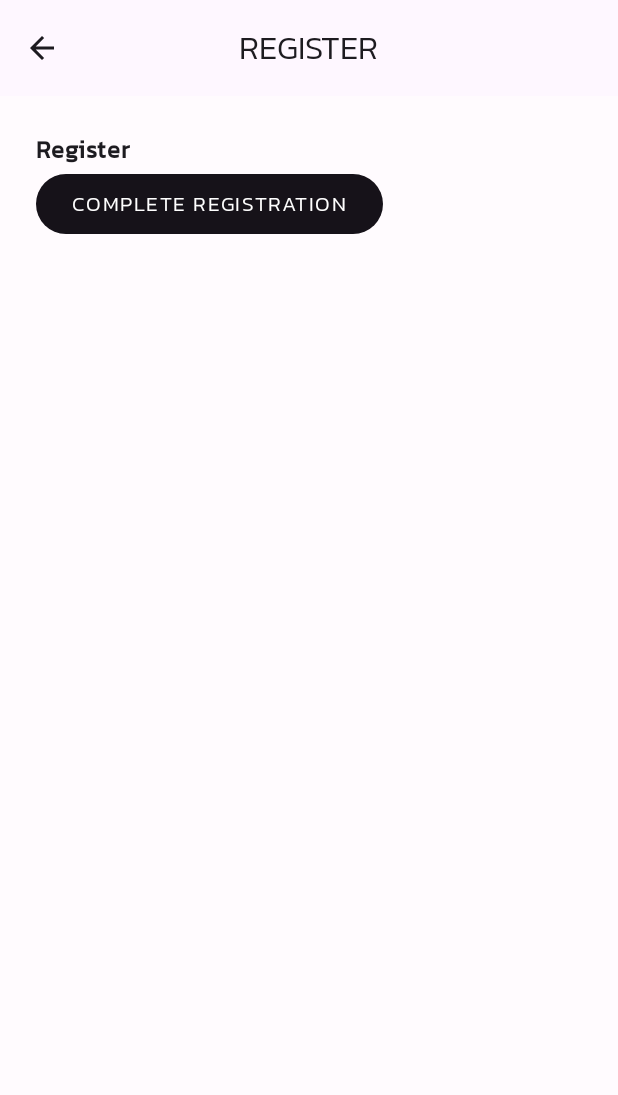
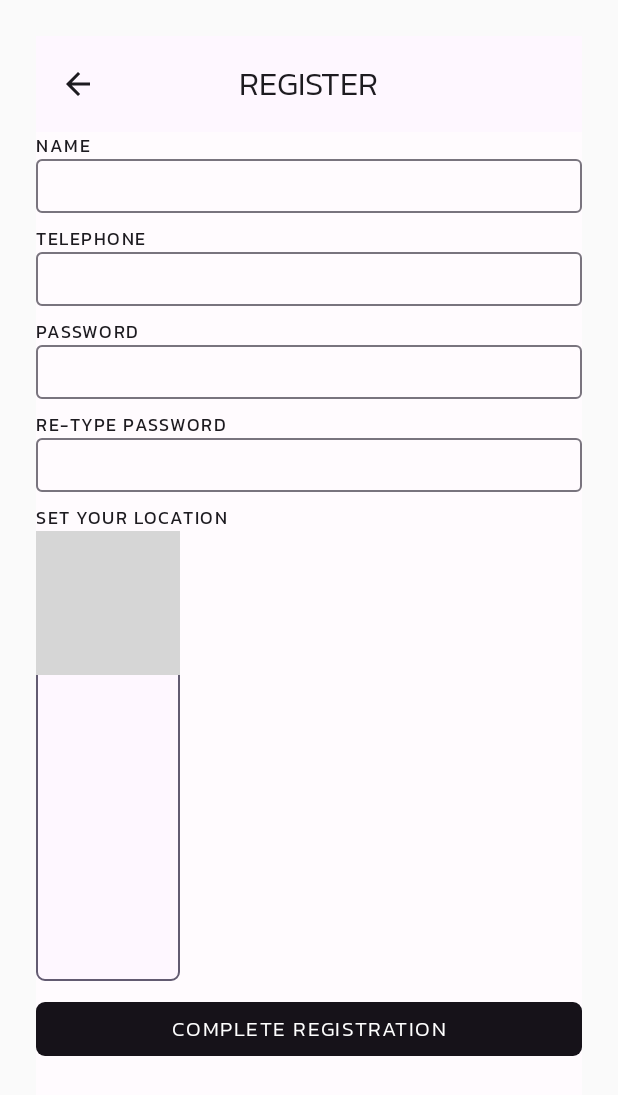
Before and after one commit to kwi64/BookCycles, an Android app built with Jetpack Compose: the RegisterScreen screen opened through its navigation route, on a phone screen of 412 x 824 dp. Shown: the top 1095 px of the screen. Run offline under Robolectric (Android 15) with nearby library versions, the phone set to English and light mode, and no system bars; grey boxes are pictures that could not be loaded.

Commit message:
feat(register ui): Add register ui, Add InputMap custom component, Add scroll to NavHost

```diff
--- a/app/src/main/java/com/csis4175/bookcycles/MainActivity.kt
+++ b/app/src/main/java/com/csis4175/bookcycles/MainActivity.kt
@@ -4,13 +4,17 @@ import android.os.Bundle
 import androidx.activity.ComponentActivity
 import androidx.activity.compose.setContent
 import androidx.activity.enableEdgeToEdge
+import androidx.compose.foundation.border
+import androidx.compose.foundation.layout.Box
 import androidx.compose.foundation.layout.fillMaxSize
 import androidx.compose.foundation.layout.padding
 import androidx.compose.material3.Scaffold
 import androidx.compose.material3.Text
 import androidx.compose.runtime.Composable
 import androidx.compose.ui.Modifier
+import androidx.compose.ui.graphics.Color
 import androidx.compose.ui.tooling.preview.Preview
+import androidx.compose.ui.unit.dp
 import com.csis4175.bookcycles.ui.BookCyclesApp
 import com.csis4175.bookcycles.ui.theme.BookCyclesTheme
 
--- a/app/src/main/java/com/csis4175/bookcycles/ui/BookCyclesApp.kt
+++ b/app/src/main/java/com/csis4175/bookcycles/ui/BookCyclesApp.kt
@@ -1,6 +1,8 @@
 package com.csis4175.bookcycles.ui
 
 import androidx.annotation.StringRes
+import androidx.compose.foundation.border
+import androidx.compose.foundation.layout.fillMaxHeight
 import androidx.compose.foundation.layout.fillMaxSize
 import androidx.compose.foundation.layout.padding
 import androidx.compose.foundation.rememberScrollState
@@ -53,8 +55,10 @@ enum class BookCyclesScreen(@StringRes val title: Int) {
 
 @OptIn(ExperimentalMaterial3Api::class)
 @Composable
-fun BookCyclesApp(navController: NavHostController = rememberNavController()) {
-    val scrollBehavior = TopAppBarDefaults.enterAlwaysScrollBehavior()
+fun BookCyclesApp(
+    navController: NavHostController = rememberNavController()
+) {
+    val startDestination: BookCyclesScreen = BookCyclesScreen.Login
 
     val backStackEntry by navController.currentBackStackEntryAsState()
     val currentScreen = BookCyclesScreen.valueOf(
@@ -62,10 +66,10 @@ fun BookCyclesApp(navController: NavHostController = rememberNavController()) {
     )
 
     Scaffold(
-        modifier = Modifier.nestedScroll(scrollBehavior.nestedScrollConnection),
+        modifier = Modifier
+            .padding(24.dp),
         topBar = {
             BookCyclesTopAppBar(
-                scrollBehavior = scrollBehavior,
                 canNavigateBack = navController.previousBackStackEntry != null,
                 navigateUp = { navController.navigateUp() },
                 currentScreen = currentScreen
@@ -74,18 +78,17 @@ fun BookCyclesApp(navController: NavHostController = rememberNavController()) {
     ) { innerPadding ->
         NavHost(
             navController = navController,
-            startDestination = BookCyclesScreen.Login.name,
+            startDestination = startDestination.name,
             modifier = Modifier
                 .fillMaxSize()
                 .verticalScroll(rememberScrollState())
                 .padding(innerPadding)
-                .padding(24.dp)
         ) {
             // BOOK CYCLES (login page)
             composable(route = BookCyclesScreen.Login.name) {
                 LoginScreen(
                     onLoginButtonClicked = {
-                        navController.navigate(BookCyclesScreen.NearbyLocations.name){
+                        navController.navigate(BookCyclesScreen.NearbyLocations.name) {
                             popUpTo(navController.graph.startDestinationId) {
                                 inclusive = true
                             }
@@ -100,7 +103,7 @@ fun BookCyclesApp(navController: NavHostController = rememberNavController()) {
             composable(route = BookCyclesScreen.Register.name) {
                 RegisterScreen(
                     onCompleteRegistrationButtonClicked = {
-                        navController.navigate(BookCyclesScreen.NearbyLocations.name){
+                        navController.navigate(BookCyclesScreen.NearbyLocations.name) {
                             popUpTo(navController.graph.startDestinationId) {
                                 inclusive = true
                             }
@@ -161,14 +164,12 @@ fun BookCyclesApp(navController: NavHostController = rememberNavController()) {
 @OptIn(ExperimentalMaterial3Api::class)
 @Composable
 fun BookCyclesTopAppBar(
-    scrollBehavior: TopAppBarScrollBehavior,
     canNavigateBack: Boolean,
     navigateUp: () -> Unit,
     currentScreen: BookCyclesScreen,
     modifier: Modifier = Modifier
 ) {
     CenterAlignedTopAppBar(
-//        scrollBehavior = scrollBehavior,
         colors = topAppBarColors(
 //            containerColor = MaterialTheme.colorScheme.primaryContainer,
 //            titleContentColor = MaterialTheme.colorScheme.onPrimaryContainer,
--- /dev/null
+++ b/app/src/main/java/com/csis4175/bookcycles/ui/components/InputMap.kt
@@ -0,0 +1,44 @@
+package com.csis4175.bookcycles.ui.components
+
+import androidx.compose.foundation.BorderStroke
+import androidx.compose.foundation.Image
+import androidx.compose.foundation.layout.Column
+import androidx.compose.foundation.layout.Spacer
+import androidx.compose.foundation.layout.fillMaxSize
+import androidx.compose.foundation.layout.fillMaxWidth
+import androidx.compose.foundation.layout.height
+import androidx.compose.foundation.shape.RoundedCornerShape
+import androidx.compose.material3.Card
+import androidx.compose.material3.MaterialTheme
+import androidx.compose.material3.OutlinedCard
+import androidx.compose.material3.Text
+import androidx.compose.runtime.Composable
+import androidx.compose.ui.Alignment
+import androidx.compose.ui.Modifier
+import androidx.compose.ui.layout.ContentScale
+import androidx.compose.ui.res.painterResource
+import androidx.compose.ui.unit.dp
+import com.csis4175.bookcycles.R
+
+@Composable
+fun InputMap(modifier: Modifier = Modifier, label: String){
+    Column {
+        Text(
+            text = label,
+            style = MaterialTheme.typography.labelSmall,
+            modifier = Modifier.align(Alignment.Start),
+        )
+        OutlinedCard(
+            border = BorderStroke(1.dp, MaterialTheme.colorScheme.secondary),
+            shape = RoundedCornerShape(6.dp),
+            modifier = modifier
+        ) {
+            Image(
+                painter = painterResource(id = R.drawable.map),
+                contentDescription = "Location",
+                contentScale = ContentScale.None
+            )
+        }
+        Spacer(modifier = Modifier.height(8.dp))
+    }
+}
--- a/app/src/main/java/com/csis4175/bookcycles/ui/screens/login/LoginScreen.kt
+++ b/app/src/main/java/com/csis4175/bookcycles/ui/screens/login/LoginScreen.kt
@@ -1,8 +1,14 @@
 package com.csis4175.bookcycles.ui.screens.login
 
+import androidx.compose.foundation.border
+import androidx.compose.foundation.layout.Arrangement
 import androidx.compose.foundation.layout.Column
 import androidx.compose.foundation.layout.Row
 import androidx.compose.foundation.layout.Spacer
+import androidx.compose.foundation.layout.fillMaxHeight
+import androidx.compose.foundation.layout.fillMaxSize
+import androidx.compose.foundation.layout.fillMaxWidth
+import androidx.compose.foundation.layout.height
 import androidx.compose.foundation.layout.width
 import androidx.compose.material3.MaterialTheme
 import androidx.compose.material3.Text
@@ -11,7 +17,9 @@ import androidx.compose.runtime.getValue
 import androidx.compose.runtime.mutableStateOf
 import androidx.compose.runtime.saveable.rememberSaveable
 import androidx.compose.runtime.setValue
+import androidx.compose.ui.Alignment
 import androidx.compose.ui.Modifier
+import androidx.compose.ui.graphics.Color
 import androidx.compose.ui.text.input.PasswordVisualTransformation
 import androidx.compose.ui.unit.dp
 import com.csis4175.bookcycles.ui.components.InputButton
@@ -26,25 +34,30 @@ fun LoginScreen(
     var password by rememberSaveable { mutableStateOf("123456") }
 
     Column(
-//        horizontalAlignment = Alignment.CenterHorizontally,
-//        verticalArrangement = Arrangement.Center
+        horizontalAlignment = Alignment.CenterHorizontally,
+        verticalArrangement = Arrangement.Top,
+        modifier = Modifier.fillMaxSize()
     ) {
+        Spacer(Modifier.height(80.dp))
         Text(
             "Book Cycles",
             style = MaterialTheme.typography.displayLarge
         )
 
+
         InputTextField(
             label = "TELEPHONE",
             value = telephone,
             onValueChange = { telephone = it },
+            modifier = Modifier.fillMaxWidth()
         )
 
         InputTextField(
             label = "PASSWORD",
             value = password,
             onValueChange = { password = it },
-            visualTransformation = PasswordVisualTransformation()
+            visualTransformation = PasswordVisualTransformation(),
+            modifier = Modifier.fillMaxWidth()
         )
 
         Row{
--- a/app/src/main/java/com/csis4175/bookcycles/ui/screens/register/RegisterScreen.kt
+++ b/app/src/main/java/com/csis4175/bookcycles/ui/screens/register/RegisterScreen.kt
@@ -1,18 +1,63 @@
 package com.csis4175.bookcycles.ui.screens.register
 
 import androidx.compose.foundation.layout.Column
-import androidx.compose.material3.Button
+import androidx.compose.foundation.layout.Row
+import androidx.compose.foundation.layout.fillMaxWidth
+import androidx.compose.foundation.layout.height
 import androidx.compose.material3.Text
 import androidx.compose.runtime.Composable
+import androidx.compose.ui.Modifier
+import androidx.compose.ui.unit.dp
+import com.csis4175.bookcycles.ui.components.InputButton
+import com.csis4175.bookcycles.ui.components.InputMap
+import com.csis4175.bookcycles.ui.components.InputTextField
 
 @Composable
 fun RegisterScreen(
     onCompleteRegistrationButtonClicked: () -> Unit = {}
-){
+) {
     Column {
-        Text("Register")
-        Button(onClick = onCompleteRegistrationButtonClicked ) {
-            Text("COMPLETE REGISTRATION")
+        InputTextField(
+            label = "NAME",
+            value = "",
+            onValueChange = { },
+            modifier = Modifier.fillMaxWidth()
+        )
+
+        InputTextField(
+            label = "TELEPHONE",
+            value = "",
+            onValueChange = { },
+            modifier = Modifier.fillMaxWidth()
+        )
+
+        InputTextField(
+            label = "PASSWORD",
+            value = "",
+            onValueChange = { },
+            modifier = Modifier.fillMaxWidth()
+        )
+
+        InputTextField(
+            label = "RE-TYPE PASSWORD",
+            value = "",
+            onValueChange = { },
+            modifier = Modifier.fillMaxWidth()
+        )
+
+        InputMap(
+            label = "SET YOUR LOCATION",
+            modifier = Modifier
+                .height(300.dp)
+        )
+
+        Row {
+            InputButton(
+                onClick = onCompleteRegistrationButtonClicked,
+                modifier = Modifier.weight(1f)
+            ) {
+                Text("COMPLETE REGISTRATION")
+            }
         }
     }
 }
--- a/app/src/main/java/com/csis4175/bookcycles/ui/theme/Theme.kt
+++ b/app/src/main/java/com/csis4175/bookcycles/ui/theme/Theme.kt
@@ -1,6 +1,5 @@
 package com.csis4175.bookcycles.ui.theme
 
-import android.app.Activity
 import android.os.Build
 import androidx.compose.foundation.isSystemInDarkTheme
 import androidx.compose.material3.MaterialTheme
@@ -9,11 +8,8 @@ import androidx.compose.material3.dynamicDarkColorScheme
 import androidx.compose.material3.dynamicLightColorScheme
 import androidx.compose.material3.lightColorScheme
 import androidx.compose.runtime.Composable
-import androidx.compose.ui.graphics.toArgb
+import androidx.compose.ui.graphics.Color
 import androidx.compose.ui.platform.LocalContext
-import androidx.compose.ui.platform.LocalView
-import androidx.core.view.WindowCompat
-import androidx.compose.ui.graphics.Color
 
 private val DarkColorScheme = darkColorScheme(
 
```
Also changed, not shown: 1 other file.
